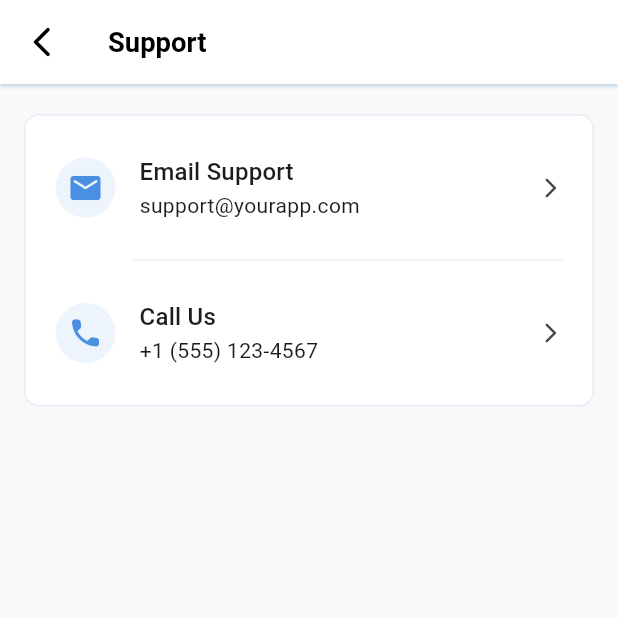
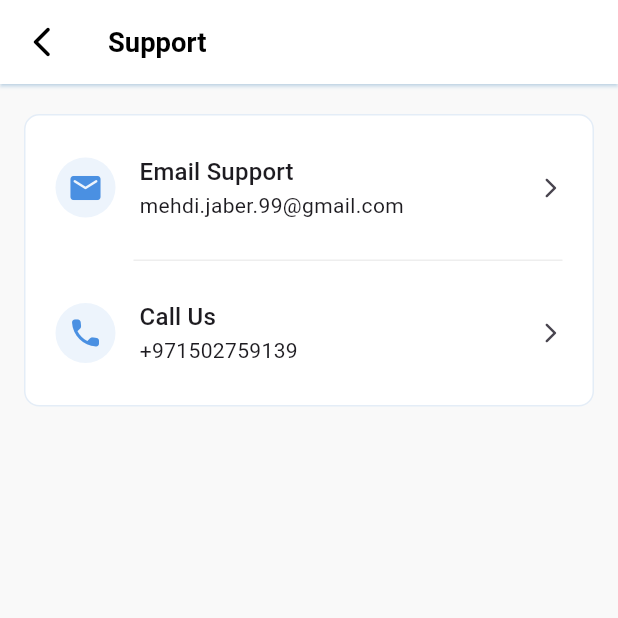
Before and after one commit to shakibalhasan-code/pothole, a Flutter app: the ProfileScreen screen opened directly, after a tap on the "camera alt" icon, after a tap on "Support", on a phone screen of 412 x 824 dp, the top half of it. Run offline on Flutter 3.47's test engine with Material 3 defaults, Android fonts, the phone set to English and light mode, and no system bars; our stand-ins replace cached_network_image, connectivity_plus, dots_indicator, firebase_auth, firebase_core, flutter_image_compress and 15 more; missing offline and left inert: easy_image_viewer; accounts and stored records are empty; network calls fail.

Commit message:
Add delete account functionality and corresponding icon

```diff
--- a/lib/core/utils/constants/app_icons.dart
+++ b/lib/core/utils/constants/app_icons.dart
@@ -6,6 +6,8 @@ class AppIcons {
   static const String passwordIcon = '$iconsPath/password_icon.svg';
   static const String eyeVisibleIcon = '$iconsPath/eye_visible_icon.svg';
   static const String eyeInvisibleIcon = '$iconsPath/eye_invisible_icon.svg';
+
+  static const String deleteIcon = '$iconsPath/delete_icon.svg';
 
   ///auth_icons
   static const String googleIcon = '$iconsPath/google_icon.svg';
--- a/lib/features/profile_/view/screens/profile_screen.dart
+++ b/lib/features/profile_/view/screens/profile_screen.dart
@@ -198,6 +198,18 @@ class ProfileScreen extends StatelessWidget {
                   title: "Privacy Policy",
                   ontap: () => Get.to(() => PrivacyPolicyScreen()),
                 ),
+                _buildProfileOption(
+                  icon: SvgPicture.asset(
+                    AppIcons.deleteIcon,
+                    color: AppColors.primaryColor,
+                  ),
+                  title: "Delete Account",
+                  ontap:
+                      () => ProfileComponents.showDeleteAccountModalSheet(
+                        context,
+                        controller.profile.value.id ?? '',
+                      ),
+                ),
 
                 _buildProfileOption(
                   icon: SvgPicture.asset(
--- a/lib/features/profile_/view/screens/support_screen.dart
+++ b/lib/features/profile_/view/screens/support_screen.dart
@@ -92,9 +92,12 @@ class SupportScreen extends StatelessWidget {
             iconColor: iconColor,
             title: 'Email Support',
             // --- !!! REPLACE WITH YOUR EMAIL !!! ---
-            subtitle: 'support@yourapp.com',
+            subtitle: 'mehdi.jaber.99@gmail.com',
             onTap:
-                () => _launchUrlHelper('mailto:support@yourapp.com', context),
+                () => _launchUrlHelper(
+                  'mailto:mehdi.jaber.99@gmail.com',
+                  context,
+                ),
           ),
           _buildDivider(), // Divider between email and call
           _buildSupportTile(
@@ -103,8 +106,8 @@ class SupportScreen extends StatelessWidget {
             iconColor: iconColor,
             title: 'Call Us',
             // --- !!! REPLACE WITH YOUR PHONE NUMBER !!! ---
-            subtitle: '+1 (555) 123-4567',
-            onTap: () => _launchUrlHelper('tel:+15551234567', context),
+            subtitle: '+971502759139',
+            onTap: () => _launchUrlHelper('tel:+971502759139', context),
           ),
         ],
       ),
```
Also changed, not shown: lib/features/profile_/view/components/profile_componens.dart (+120 -0 lines), assets/svg/delete_icon.svg (added).
